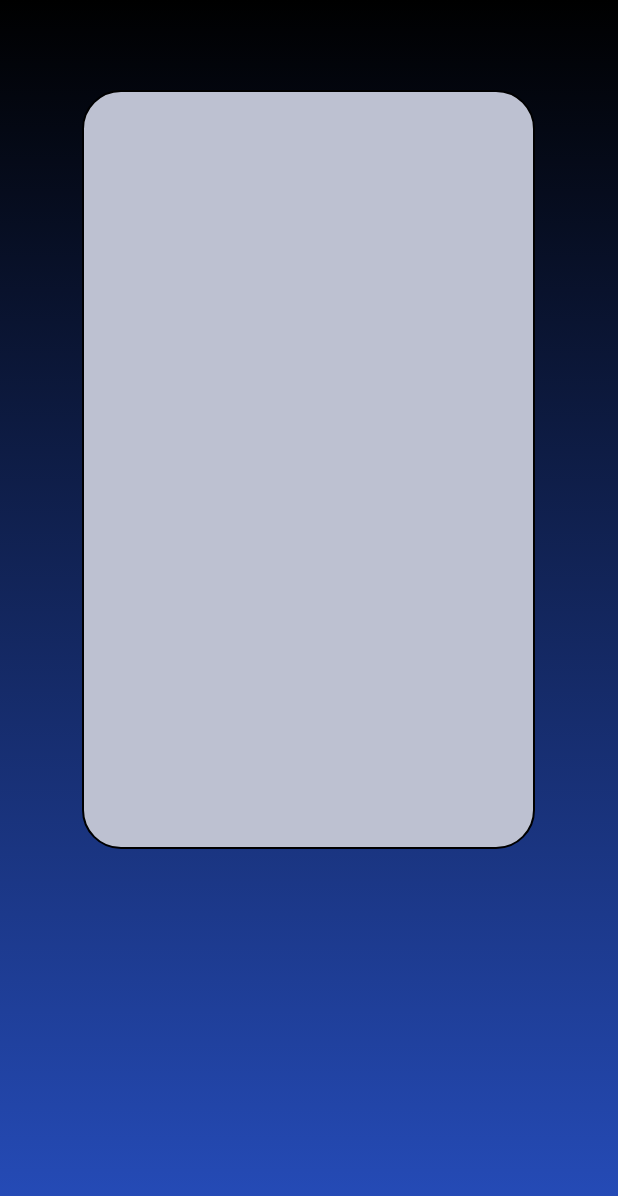
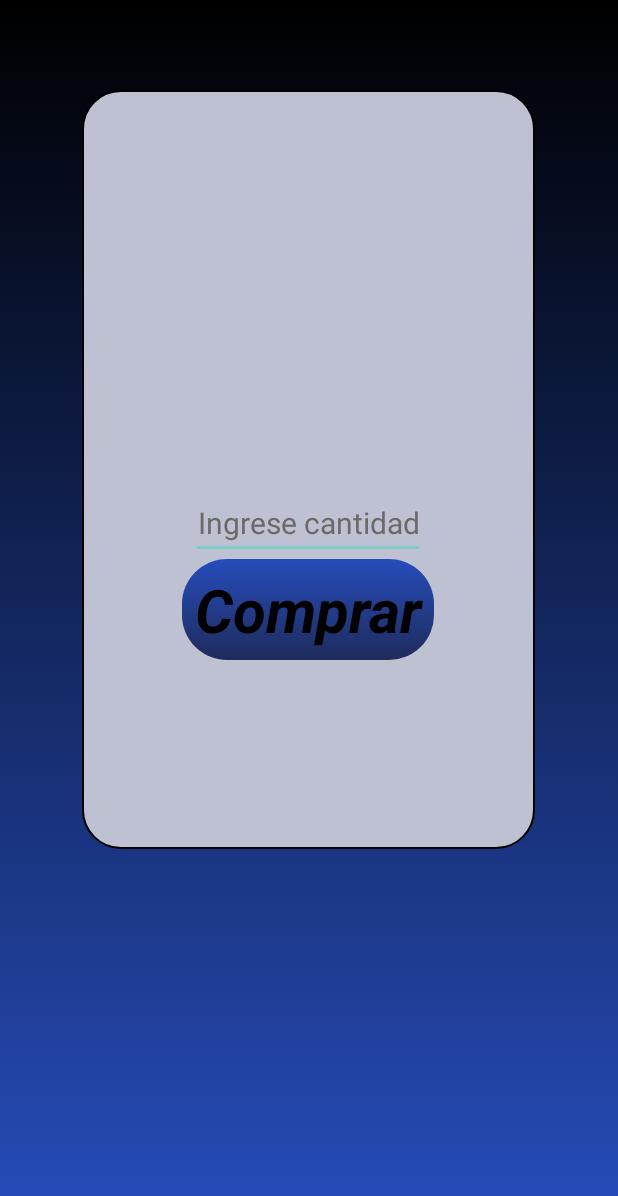
Before and after one commit to bucce2002/Proyecto_Tienda_Android, an Android app: the InfoProducto screen opened directly, with no data from a screen before it, on a phone screen of 412 x 824 dp. Shown: the top 1196 px of the screen. Run offline under Robolectric (Android 15) with nearby library versions, the phone set to English and light mode, and no system bars; 2 statements that could not run were skipped.

Commit message:
Proyecto finalizado

```diff
--- a/app/src/main/java/pildorasinformaticas/com/mylogin/proyecto_android_tienda_informatica/InfoProducto.java
+++ b/app/src/main/java/pildorasinformaticas/com/mylogin/proyecto_android_tienda_informatica/InfoProducto.java
@@ -24,8 +24,8 @@ public class InfoProducto extends AppCompatActivity {
 
 
         //fotoProd.setImageBitmap((Bitmap) getIntent().getExtras().get("imagen"));
-        nombreProd.setText(getIntent().getExtras().getString("nombre"));
-        precioProd.setText(String.valueOf(getIntent().getExtras().getInt("precio")));
+        nombreProd.setText("Nombre del producto: " +getIntent().getExtras().getString("nombre"));
+        precioProd.setText(String.valueOf("Precio del producto: " + getIntent().getExtras().getInt("precio")));
 
         //ANIMACION DEL FONDO
         AnimationDrawable animationDrawable =  (AnimationDrawable) relativeLayout.getBackground();
--- a/app/src/main/java/pildorasinformaticas/com/mylogin/proyecto_android_tienda_informatica/LoginActivity.java
+++ b/app/src/main/java/pildorasinformaticas/com/mylogin/proyecto_android_tienda_informatica/LoginActivity.java
@@ -55,7 +55,7 @@ public class LoginActivity extends AppCompatActivity {
        clave2=clave.getText().toString();
        correo2=correo.getText().toString();
        if (!clave2.isEmpty() && !correo2.isEmpty()){
-       validarUsuario("http://10.34.82.230/tienda/validarUsuario.php");
+       validarUsuario("http://10.34.82.76/tienda/validarUsuario.php");
    }else{
            Toast.makeText(LoginActivity.this,"Rellena ambos campos",Toast.LENGTH_LONG).show();
        }});
--- a/app/src/main/java/pildorasinformaticas/com/mylogin/proyecto_android_tienda_informatica/RegistroActivity.java
+++ b/app/src/main/java/pildorasinformaticas/com/mylogin/proyecto_android_tienda_informatica/RegistroActivity.java
@@ -74,7 +74,7 @@ public class RegistroActivity extends AppCompatActivity {
 
         else{
             progressDialog.show();
-            StringRequest request = new StringRequest(Request.Method.POST, "http://10.34.82.230/tienda/ingresarUsuario.php",
+            StringRequest request = new StringRequest(Request.Method.POST, "http://10.34.82.76/tienda/ingresarUsuario.php",
                     response -> {
 
                         if(response.equalsIgnoreCase("Datos insertados")){
--- a/app/src/main/res/layout/activity_info_producto.xml
+++ b/app/src/main/res/layout/activity_info_producto.xml
@@ -19,34 +19,72 @@
             android:id="@+id/fotoProd"
             android:layout_width="wrap_content"
             android:layout_height="wrap_content"
-            android:layout_centerHorizontal="true"/>
+            android:layout_centerHorizontal="true" />
+
         <TextView
             android:id="@+id/nombreProd"
             android:layout_width="wrap_content"
             android:layout_height="wrap_content"
+            android:layout_below="@id/fotoProd"
             android:layout_centerHorizontal="true"
-            android:textSize="30dp"
+            android:layout_marginLeft="10dp"
+            android:layout_marginTop="150dp"
+            android:gravity="center_horizontal|center_vertical"
             android:textColor="@color/black"
-            android:layout_below="@id/fotoProd"/>
+            android:textSize="20dp" />
+
         <TextView
             android:id="@+id/precioProd"
             android:layout_width="wrap_content"
             android:layout_height="wrap_content"
+            android:layout_below="@id/nombreProd"
             android:layout_centerHorizontal="true"
-            android:textSize="30dp"
-            android:layout_below="@id/nombreProd"
-            android:textColor="@color/black"/>
+            android:layout_marginLeft="10dp"
+            android:layout_marginTop="60dp"
+            android:gravity="center_horizontal|center_vertical"
+            android:textColor="@color/black"
+            android:textSize="20dp" />
+
         <TextView
             android:layout_width="wrap_content"
             android:layout_height="wrap_content"
             android:layout_centerHorizontal="true"
-            android:textSize="30dp"/>
+            android:textSize="30dp" />
+
         <ImageView
             android:layout_width="wrap_content"
-            android:layout_height="wrap_content"/>
+            android:layout_height="wrap_content" />
+
         <ImageView
             android:layout_width="wrap_content"
-            android:layout_height="wrap_content"/>
+            android:layout_height="wrap_content" />
+
+        <EditText
+            android:id="@+id/txtUnidades"
+            android:layout_width="wrap_content"
+            android:layout_height="wrap_content"
+            android:layout_below="@id/precioProd"
+            android:layout_centerHorizontal="true"
+            android:gravity="center_horizontal|center_vertical"
+            android:hint="Ingrese cantidad"
+            android:inputType="number"
+            android:textColor="#000000"
+            android:textColorHint="#6E6969"
+            android:textSize="20dp" />
+
+        <TextView
+            android:id="@+id/txtCompra"
+            android:layout_width="168dp"
+            android:layout_height="67dp"
+            android:layout_below="@id/txtUnidades"
+            android:layout_centerHorizontal="true"
+            android:background="@drawable/boton_custom"
+            android:gravity="center_horizontal|center_vertical"
+            android:text="Comprar"
+            android:textColor="#000000"
+            android:textSize="40dp"
+            android:textStyle="bold|italic" />
+
     </RelativeLayout>
 
 </RelativeLayout>
--- a/app/src/main/res/menu/menu_filtro.xml
+++ b/app/src/main/res/menu/menu_filtro.xml
@@ -13,4 +13,7 @@
         android:title="Telefonos"
         app:showAsAction="always|withText"
         />
+    <item
+        android:id="@+id/opcion4"
+        android:title="todos" />
 </menu>
```
Also changed, not shown: app/src/main/java/pildorasinformaticas/com/mylogin/proyecto_android_tienda_informatica/PerfilActivity.java (+8 -0 lines), app/src/main/java/pildorasinformaticas/com/mylogin/proyecto_android_tienda_informatica/PrincipalActivity.java (+19 -12 lines), app/src/main/res/layout/activity_perfil.xml (+44 -2 lines).
